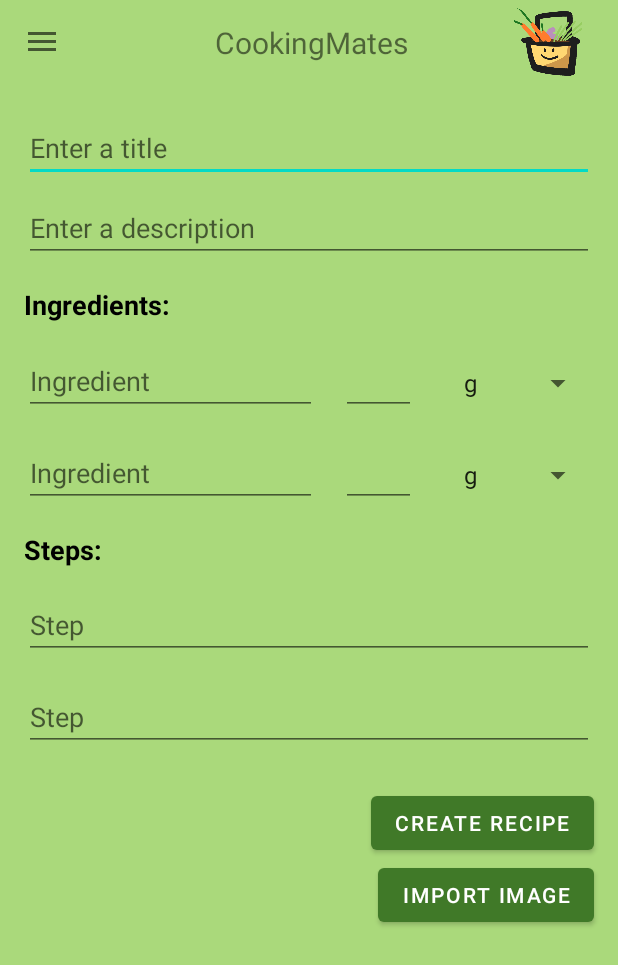
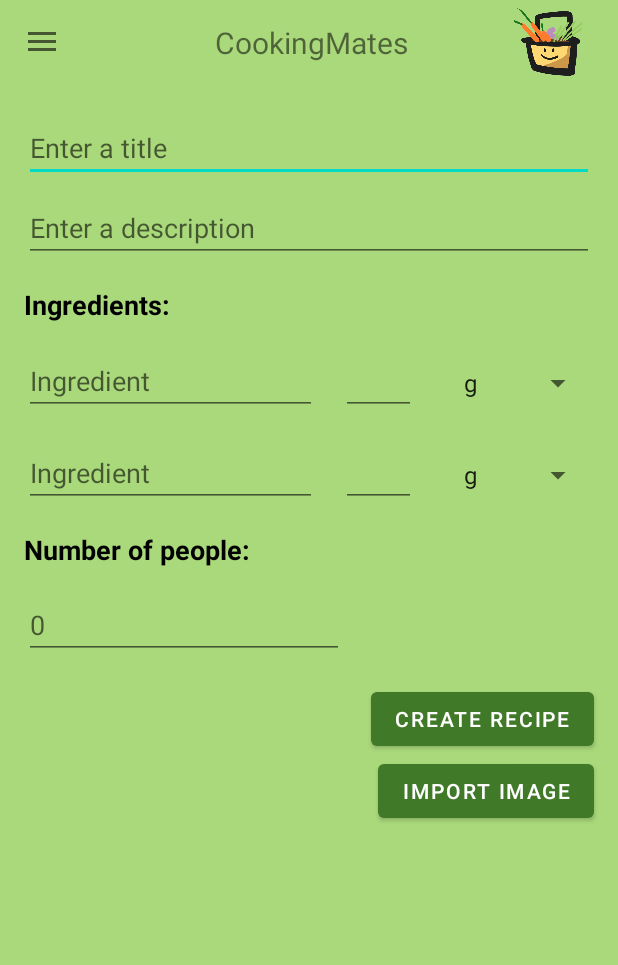
Before and after one commit to EzraLeeuwenhage/CookingMates, an Android app: the CreateRecipeActivity screen opened directly, with no data from a screen before it, on a phone screen of 412 x 824 dp. Shown: the top 965 px of the screen. Run offline under Robolectric (Android 15) with nearby library versions, the phone set to English and light mode, and no system bars.

Commit message:
Added api part for recipes, finished recipe creation

```diff
--- a/AndroidApp/app/src/main/AndroidManifest.xml
+++ b/AndroidApp/app/src/main/AndroidManifest.xml
@@ -107,4 +107,8 @@
 
     </application>
 
+    <uses-permission android:name="android.permission.INTERNET" />
+    <uses-permission android:name="android.permission.READ_EXTERNAL_STORAGE" />
+    <uses-permission android:name="android.permission.WRITE_EXTERNAL_STORAGE" />
+
 </manifest>
--- a/AndroidApp/app/src/main/java/com/CreateRecipeActivity.java
+++ b/AndroidApp/app/src/main/java/com/CreateRecipeActivity.java
@@ -47,17 +47,21 @@ import java.io.FileOutputStream;
 import java.io.IOException;
 import java.io.InputStream;
 import java.util.ArrayList;
+import java.util.List;
 
 public class CreateRecipeActivity extends AppCompatActivity implements NavigationView.OnNavigationItemSelectedListener {
 
     private final int REQUEST_READ_STORAGE = 1;
     private final int REQUEST_SELECT_IMAGE = 2;
 
+    private int creatorId = 0;
+    private boolean adult = true;
     private ServerCallsApi api;
     private Bitmap bitmapImage;
     private ImageView image;
-    private String filepath = "uploads/";
     private String filename = "";
+    private Spinner spinner1;
+    private Spinner spinner2;
 
     DrawerLayout drawerLayout;
     NavigationView navigationView;
@@ -74,9 +78,9 @@ public class CreateRecipeActivity extends AppCompatActivity implements Navigatio
                 android.R.layout.simple_list_item_1, getResources().getStringArray(R.array.units));
         adapter.setDropDownViewResource(android.R.layout.simple_spinner_dropdown_item);
 
-        Spinner spinner1 = (Spinner) findViewById(R.id.unit1);
+        spinner1 = findViewById(R.id.unit1);
         spinner1.setAdapter(adapter);
-        Spinner spinner2 = (Spinner) findViewById(R.id.unit2);
+        spinner2 = findViewById(R.id.unit2);
         spinner2.setAdapter(adapter);
 
         Retrofit retrofit = new Retrofit.Builder()
@@ -156,6 +160,7 @@ public class CreateRecipeActivity extends AppCompatActivity implements Navigatio
 
     public void createRecipe(View view){
         if(bitmapImage == null){
+            //TODO upload default image
             Toast.makeText(this, "No image is uploaded", Toast.LENGTH_SHORT).show();
             return;
         }
@@ -218,15 +223,32 @@ public class CreateRecipeActivity extends AppCompatActivity implements Navigatio
 
     public void postRecipe(){
         //Title
-        EditText editTitle = (EditText) findViewById(R.id.editTitle);
-        String title = editTitle.getText().toString();
+        EditText editTitle = findViewById(R.id.editTitle);
+        String name = editTitle.getText().toString();
+
         //Description
-        EditText editDescription = (EditText) findViewById(R.id.editDescription);
+        EditText editDescription = findViewById(R.id.editDescription);
         String description = editDescription.getText().toString();
 
-        TextView textViewCreated = (TextView) findViewById(R.id.textViewResult);
-        //TODO get fields from gui and enter in the new recipe, like title and description
-        Recipe recipe = new Recipe(0, title, description, new ArrayList<>(), new ArrayList<>(), 0, false);
+        //Ingredients
+        List<String> ingredients = new ArrayList<>();
+        EditText ingredient1 = findViewById(R.id.editTextIngredient1);
+        ingredients.add(ingredient1.getText().toString());
+        EditText ingredient2 = findViewById(R.id.editTextIngredient2);
+        ingredients.add(ingredient2.getText().toString());
+
+        List<String> quantities = new ArrayList<>();
+        EditText quantity1 = findViewById(R.id.editTextQuantity1);
+        quantities.add(quantity1.getText().toString() + " " + spinner1.getSelectedItem().toString());
+        EditText quantity2 = findViewById(R.id.editTextQuantity2);
+        quantities.add(quantity2.getText().toString() + " " + spinner2.getSelectedItem().toString());
+
+        //Number of people, adult
+        EditText editNumberOfPeople = findViewById(R.id.editTextNrPeople);
+        int numberOfPeople = Integer.parseInt(editNumberOfPeople.getText().toString());
+
+        TextView textViewCreated = findViewById(R.id.textViewResult);
+        Recipe recipe = new Recipe(creatorId, name, description, ingredients, quantities, numberOfPeople, adult, filename);
         Call<Recipe> call = api.createRecipe(recipe);
         call.enqueue(new Callback<Recipe>() {
             @Override
--- a/AndroidApp/app/src/main/java/com/Recipe.java
+++ b/AndroidApp/app/src/main/java/com/Recipe.java
@@ -20,7 +20,7 @@ public class Recipe {
 
     private transient int TITLE_LENGTH = 3;
 
-    public Recipe(int creatorId, String name, String description, List<String> ingredients, List<String> quantities, int numberpeople, boolean adult) {
+    public Recipe(int creatorId, String name, String description, List<String> ingredients, List<String> quantities, int numberpeople, boolean adult, String filename) {
         this.creatorId = creatorId;
         this.name = name;
         this.description = description;
@@ -28,6 +28,7 @@ public class Recipe {
         this.quantities = quantities;
         this.numberpeople = numberpeople;
         this.adult = adult;
+        this.filename = filename;
     }
 
     //set the title of the recipe
--- a/AndroidApp/app/src/main/java/com/UpdateDeleteRecipeActivity.java
+++ b/AndroidApp/app/src/main/java/com/UpdateDeleteRecipeActivity.java
@@ -44,7 +44,7 @@ public class UpdateDeleteRecipeActivity extends AppCompatActivity {
         int id = Integer.parseInt(editTextId.getText().toString());
         String title = editTextTitle.getText().toString();
         //TODO update only required fields
-        Recipe updatedRecipe = new Recipe(0, "name", "description", new ArrayList<>(),  new ArrayList<>(), 0, false);
+        Recipe updatedRecipe = new Recipe(0, "name", "description", new ArrayList<>(),  new ArrayList<>(), 0, false, "");
         Call<Recipe> call = api.putRecipe(id, updatedRecipe);
         call.enqueue(new Callback<Recipe>() {
             @Override
--- a/AndroidApp/app/src/main/res/layout/activity_create_recipe.xml
+++ b/AndroidApp/app/src/main/res/layout/activity_create_recipe.xml
@@ -116,36 +116,17 @@
             app:layout_constraintTop_toTopOf="@+id/editTextIngredient2" />
 
         <EditText
-            android:id="@+id/editTextStep1"
-            android:layout_width="0dp"
+            android:id="@+id/editTextNrPeople"
+            android:layout_width="wrap_content"
             android:layout_height="wrap_content"
             android:layout_marginStart="16dp"
             android:layout_marginLeft="16dp"
             android:layout_marginTop="16dp"
-            android:layout_marginEnd="16dp"
-            android:layout_marginRight="16dp"
             android:ems="10"
-            android:hint="@string/edit_step"
-            android:inputType="textPersonName"
-            app:layout_constraintEnd_toEndOf="parent"
+            android:hint="@string/edit_nr_people"
+            android:inputType="number"
             app:layout_constraintStart_toStartOf="parent"
-            app:layout_constraintTop_toBottomOf="@+id/textViewSteps" />
-
-        <EditText
-            android:id="@+id/editTextStep2"
-            android:layout_width="0dp"
-            android:layout_height="wrap_content"
-            android:layout_marginStart="16dp"
-            android:layout_marginLeft="16dp"
-            android:layout_marginTop="16dp"
-            android:layout_marginEnd="16dp"
-            android:layout_marginRight="16dp"
-            android:ems="10"
-            android:hint="@string/edit_step"
-            android:inputType="textPersonName"
-            app:layout_constraintEnd_toEndOf="parent"
-            app:layout_constraintStart_toStartOf="parent"
-            app:layout_constraintTop_toBottomOf="@+id/editTextStep1" />
+            app:layout_constraintTop_toBottomOf="@+id/textViewNrPeople" />
 
         <Spinner
             android:id="@+id/unit1"
@@ -188,13 +169,13 @@
             app:layout_constraintTop_toBottomOf="@+id/editDescription" />
 
         <TextView
-            android:id="@+id/textViewSteps"
-            android:layout_width="76dp"
+            android:id="@+id/textViewNrPeople"
+            android:layout_width="wrap_content"
             android:layout_height="24dp"
             android:layout_marginStart="16dp"
             android:layout_marginLeft="16dp"
             android:layout_marginTop="16dp"
-            android:text="@string/steps"
+            android:text="@string/nr_people"
             android:textColor="#000000"
             android:textSize="18sp"
             android:textStyle="bold"
@@ -209,19 +190,19 @@
             android:layout_marginLeft="16dp"
             android:layout_marginTop="16dp"
             app:layout_constraintStart_toStartOf="parent"
-            app:layout_constraintTop_toBottomOf="@+id/editTextStep2" />
+            app:layout_constraintTop_toBottomOf="@+id/editTextNrPeople" />
 
         <Button
             android:id="@+id/button2"
             android:layout_width="wrap_content"
             android:layout_height="wrap_content"
-            android:layout_marginTop="24dp"
+            android:layout_marginTop="16dp"
             android:layout_marginEnd="16dp"
             android:layout_marginRight="16dp"
             android:onClick="createRecipe"
             android:text="@string/button_create"
             app:layout_constraintEnd_toEndOf="parent"
-            app:layout_constraintTop_toBottomOf="@+id/editTextStep2" />
+            app:layout_constraintTop_toBottomOf="@+id/editTextNrPeople" />
 
         <Button
             android:id="@+id/buttonImage"
@@ -240,8 +221,11 @@
             android:layout_height="0dp"
             android:layout_marginStart="16dp"
             android:layout_marginLeft="16dp"
+            android:layout_marginEnd="16dp"
+            android:layout_marginRight="16dp"
             android:layout_marginBottom="16dp"
             app:layout_constraintBottom_toBottomOf="parent"
+            app:layout_constraintEnd_toStartOf="@+id/buttonImage"
             app:layout_constraintStart_toStartOf="parent"
             app:layout_constraintTop_toBottomOf="@+id/textViewResult"
             app:layout_constraintVertical_bias="0.0"
--- a/AndroidApp/app/src/main/res/values/strings.xml
+++ b/AndroidApp/app/src/main/res/values/strings.xml
@@ -43,8 +43,8 @@
     <string name="ingredients">Ingredients:</string>
     <string name="edit_ingredient">Ingredient</string>
     <string name="button_add_ingredient">Add Ingredient</string>
-    <string name="steps">Steps:</string>
-    <string name="edit_step">Step</string>
+    <string name="nr_people">Number of people:</string>
+    <string name="edit_nr_people">0</string>
     <string name="button_send">Search Recipe</string>
     <string name="button_create">Create Recipe</string>
     <string name="button_image">Import Image</string>
```
Also changed, not shown: 2 other files.
